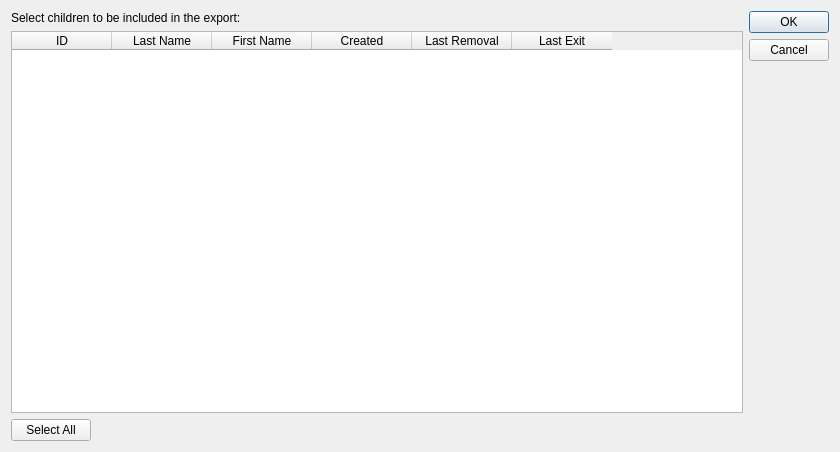
Qt form ui/ui_export_dialog.ui (zstamper/AFCARS-AXE) before a commit.
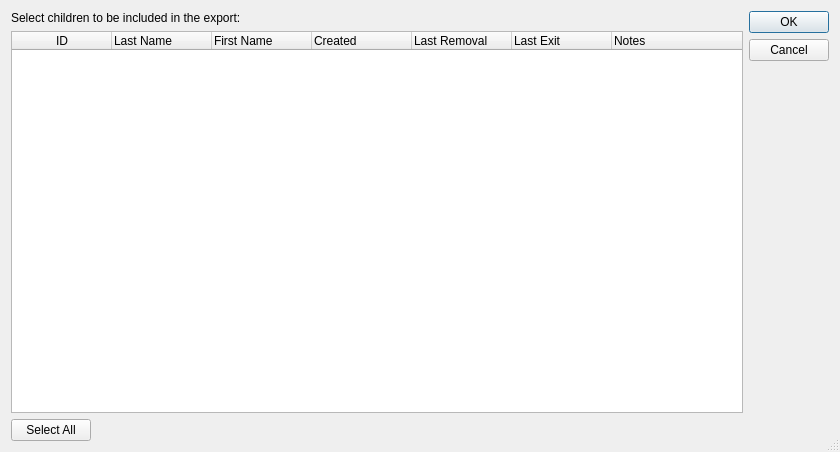
The same form after that commit.

Commit message: Ensure exports are structurally valid

```diff
--- a/ui/ui_export_dialog.ui
+++ b/ui/ui_export_dialog.ui
@@ -18,10 +18,16 @@
   <property name="windowTitle">
    <string>Dialog</string>
   </property>
+  <property name="sizeGripEnabled">
+   <bool>true</bool>
+  </property>
   <property name="modal">
    <bool>true</bool>
   </property>
   <layout class="QHBoxLayout" name="horizontalLayout_2">
+   <property name="sizeConstraint">
+    <enum>QLayout::SetDefaultConstraint</enum>
+   </property>
    <item>
     <layout class="QVBoxLayout" name="verticalLayout">
      <item>
@@ -33,6 +39,9 @@
      </item>
      <item>
       <widget class="QTableWidget" name="child_table">
+       <property name="sizeAdjustPolicy">
+        <enum>QAbstractScrollArea::AdjustToContents</enum>
+       </property>
        <property name="editTriggers">
         <set>QAbstractItemView::NoEditTriggers</set>
        </property>
@@ -55,11 +64,14 @@
         <bool>false</bool>
        </property>
        <property name="cornerButtonEnabled">
-        <bool>false</bool>
+        <bool>true</bool>
        </property>
        <attribute name="horizontalHeaderVisible">
         <bool>true</bool>
        </attribute>
+       <attribute name="horizontalHeaderStretchLastSection">
+        <bool>true</bool>
+       </attribute>
        <attribute name="verticalHeaderVisible">
         <bool>false</bool>
        </attribute>
@@ -72,25 +84,48 @@
         <property name="text">
          <string>Last Name</string>
         </property>
+        <property name="textAlignment">
+         <set>AlignLeading|AlignVCenter</set>
+        </property>
        </column>
        <column>
         <property name="text">
          <string>First Name</string>
         </property>
+        <property name="textAlignment">
+         <set>AlignLeading|AlignVCenter</set>
+        </property>
        </column>
        <column>
         <property name="text">
          <string>Created</string>
         </property>
+        <property name="textAlignment">
+         <set>AlignLeading|AlignVCenter</set>
+        </property>
        </column>
        <column>
         <property name="text">
          <string>Last Removal</string>
         </property>
+        <property name="textAlignment">
+         <set>AlignLeading|AlignVCenter</set>
+        </property>
        </column>
        <column>
         <property name="text">
          <string>Last Exit</string>
+        </property>
+        <property name="textAlignment">
+         <set>AlignLeading|AlignVCenter</set>
+        </property>
+       </column>
+       <column>
+        <property name="text">
+         <string>Notes</string>
+        </property>
+        <property name="textAlignment">
+         <set>AlignLeading|AlignVCenter</set>
         </property>
        </column>
       </widget>
```
The commit also changes 12 other files.
